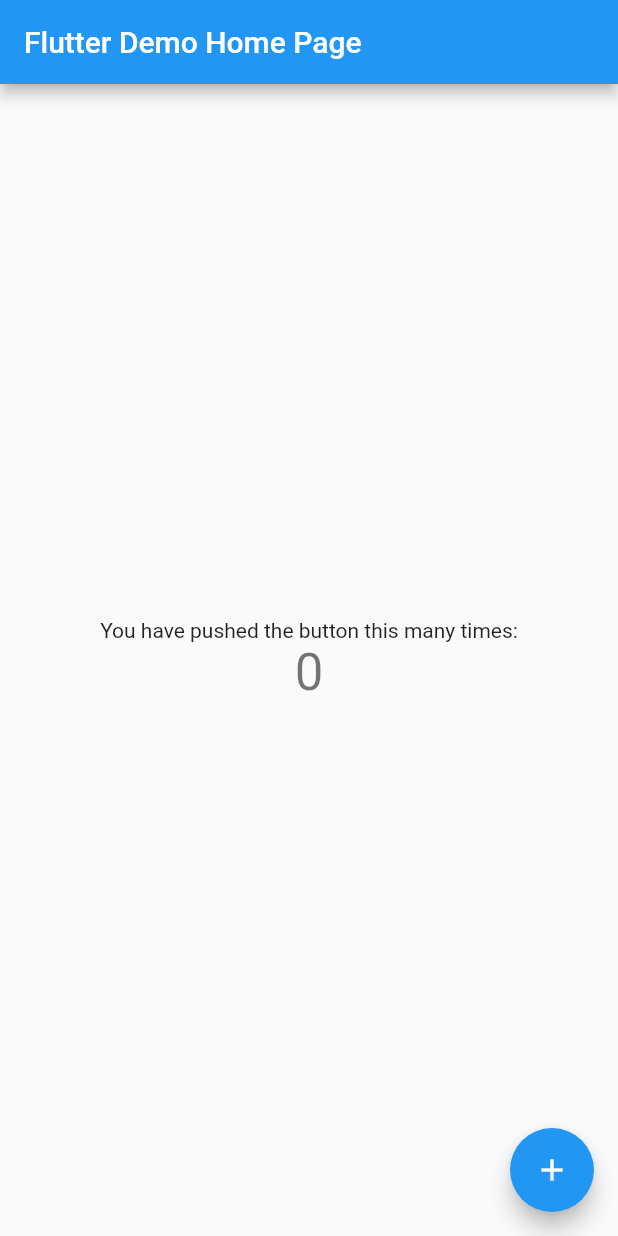
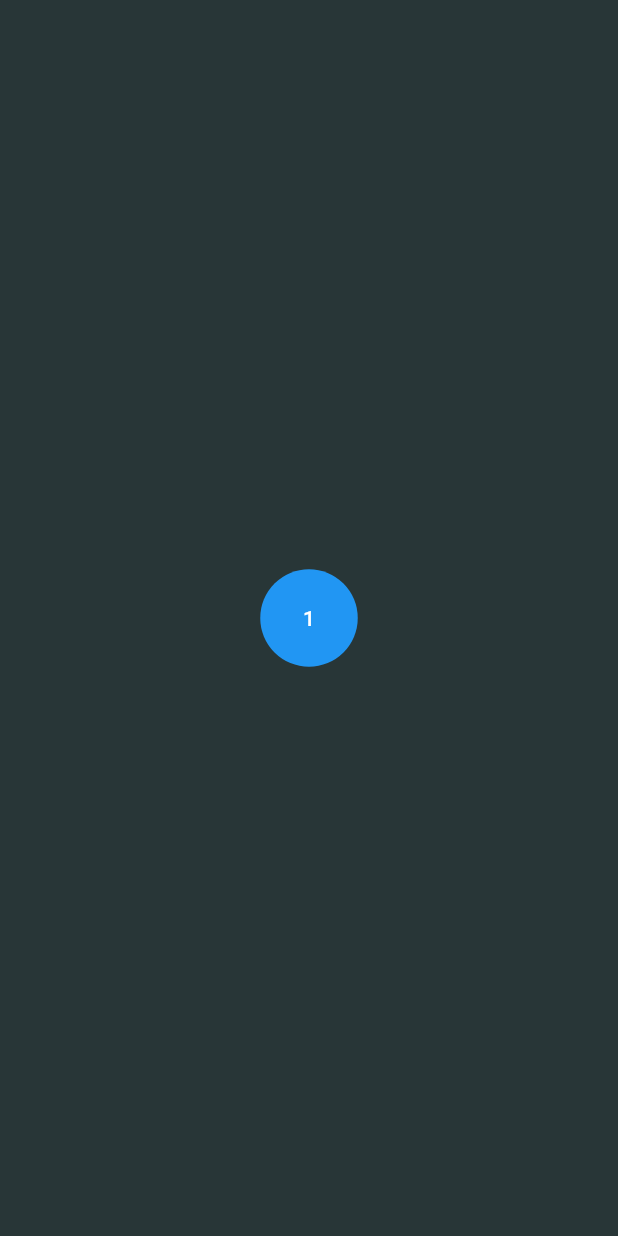
Before and after one commit to Mustafa-alsoffi/lite_calculator, a Flutter app: the screen it shows after launch, on a phone screen of 412 x 824 dp. Run offline on Flutter 3.47's test engine with Material 2 defaults, Android fonts, the light colour scheme and no system bars.

Commit message:
Designing the button

```diff
--- a/lib/main.dart
+++ b/lib/main.dart
@@ -1,113 +1,20 @@
 import 'package:flutter/material.dart';
+import './widgets/CalcButton.dart';
 
 void main() {
-  runApp(MyApp());
+  runApp(CalcApp());
 }
 
-class MyApp extends StatelessWidget {
+class CalcApp extends StatelessWidget {
   // This widget is the root of your application.
   @override
   Widget build(BuildContext context) {
     return MaterialApp(
-      title: 'Flutter Demo',
-      theme: ThemeData(
-        // This is the theme of your application.
-        //
-        // Try running your application with "flutter run". You'll see the
-        // application has a blue toolbar. Then, without quitting the app, try
-        // changing the primarySwatch below to Colors.green and then invoke
-        // "hot reload" (press "r" in the console where you ran "flutter run",
-        // or simply save your changes to "hot reload" in a Flutter IDE).
-        // Notice that the counter didn't reset back to zero; the application
-        // is not restarted.
-        primarySwatch: Colors.blue,
+      title: 'Lite Calculator',
+      home: Scaffold(
+        backgroundColor: Color(0xFF283637),
+        body: Center(child: CalcButton(text: '1')),
       ),
-      home: MyHomePage(title: 'Flutter Demo Home Page'),
     );
   }
 }
-
-class MyHomePage extends StatefulWidget {
-  MyHomePage({Key? key, required this.title}) : super(key: key);
-
-  // This widget is the home page of your application. It is stateful, meaning
-  // that it has a State object (defined below) that contains fields that affect
-  // how it looks.
-
-  // This class is the configuration for the state. It holds the values (in this
-  // case the title) provided by the parent (in this case the App widget) and
-  // used by the build method of the State. Fields in a Widget subclass are
-  // always marked "final".
-
-  final String title;
-
-  @override
-  _MyHomePageState createState() => _MyHomePageState();
-}
-
-class _MyHomePageState extends State<MyHomePage> {
-  int _counter = 0;
-
-  void _incrementCounter() {
-    setState(() {
-      // This call to setState tells the Flutter framework that something has
-      // changed in this State, which causes it to rerun the build method below
-      // so that the display can reflect the updated values. If we changed
-      // _counter without calling setState(), then the build method would not be
-      // called again, and so nothing would appear to happen.
-      _counter++;
-    });
-  }
-
-  @override
-  Widget build(BuildContext context) {
-    // This method is rerun every time setState is called, for instance as done
-    // by the _incrementCounter method above.
-    //
-    // The Flutter framework has been optimized to make rerunning build methods
-    // fast, so that you can just rebuild anything that needs updating rather
-    // than having to individually change instances of widgets.
-    return Scaffold(
-      appBar: AppBar(
-        // Here we take the value from the MyHomePage object that was created by
-        // the App.build method, and use it to set our appbar title.
-        title: Text(widget.title),
-      ),
-      body: Center(
-        // Center is a layout widget. It takes a single child and positions it
-        // in the middle of the parent.
-        child: Column(
-          // Column is also a layout widget. It takes a list of children and
-          // arranges them vertically. By default, it sizes itself to fit its
-          // children horizontally, and tries to be as tall as its parent.
-          //
-          // Invoke "debug painting" (press "p" in the console, choose the
-          // "Toggle Debug Paint" action from the Flutter Inspector in Android
-          // Studio, or the "Toggle Debug Paint" command in Visual Studio Code)
-          // to see the wireframe for each widget.
-          //
-          // Column has various properties to control how it sizes itself and
-          // how it positions its children. Here we use mainAxisAlignment to
-          // center the children vertically; the main axis here is the vertical
-          // axis because Columns are vertical (the cross axis would be
-          // horizontal).
-          mainAxisAlignment: MainAxisAlignment.center,
-          children: <Widget>[
-            Text(
-              'You have pushed the button this many times:',
-            ),
-            Text(
-              '$_counter',
-              style: Theme.of(context).textTheme.headline4,
-            ),
-          ],
-        ),
-      ),
-      floatingActionButton: FloatingActionButton(
-        onPressed: _incrementCounter,
-        tooltip: 'Increment',
-        child: Icon(Icons.add),
-      ), // This trailing comma makes auto-formatting nicer for build methods.
-    );
-  }
-}
--- /dev/null
+++ b/lib/widgets/CalcButton.dart
@@ -0,0 +1,20 @@
+import 'package:flutter/material.dart';
+
+class CalcButton extends StatelessWidget {
+  final String text;
+  const CalcButton({Key? key, required this.text}) : super(key: key);
+
+  @override
+  Widget build(BuildContext context) {
+    return SizedBox(
+      width: 65,
+      height: 65,
+          child: TextButton(child: Text(text), onPressed: () {},
+       style: TextButton.styleFrom(
+       backgroundColor: Colors.blue,
+       primary: Colors.white,
+       shape: RoundedRectangleBorder(borderRadius: BorderRadius.circular(50))),),
+    );
+
+  }
+}
```
